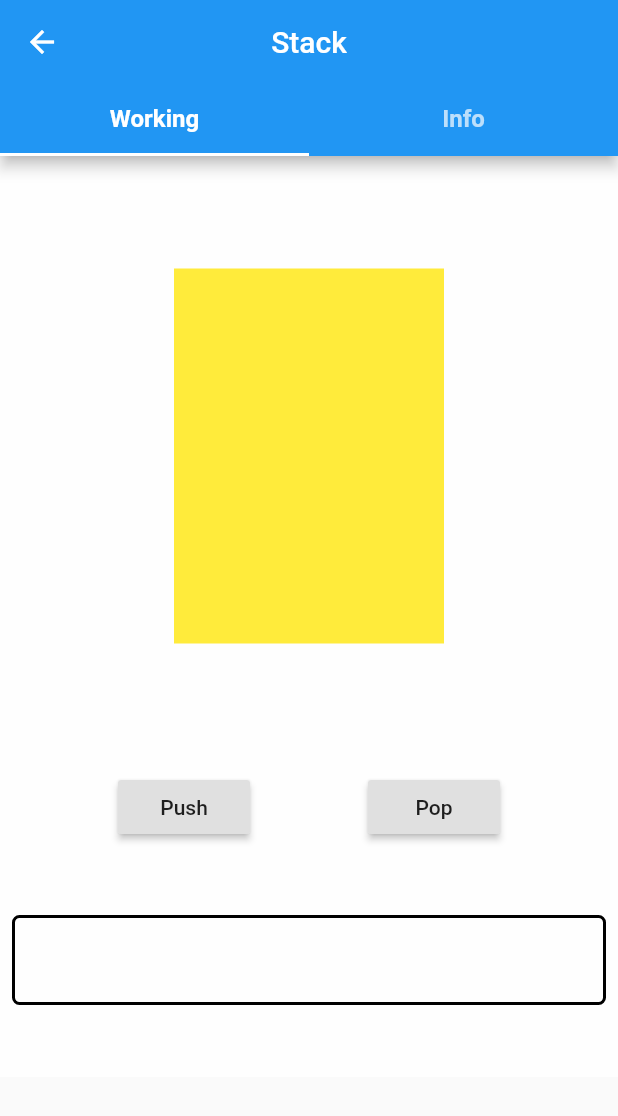
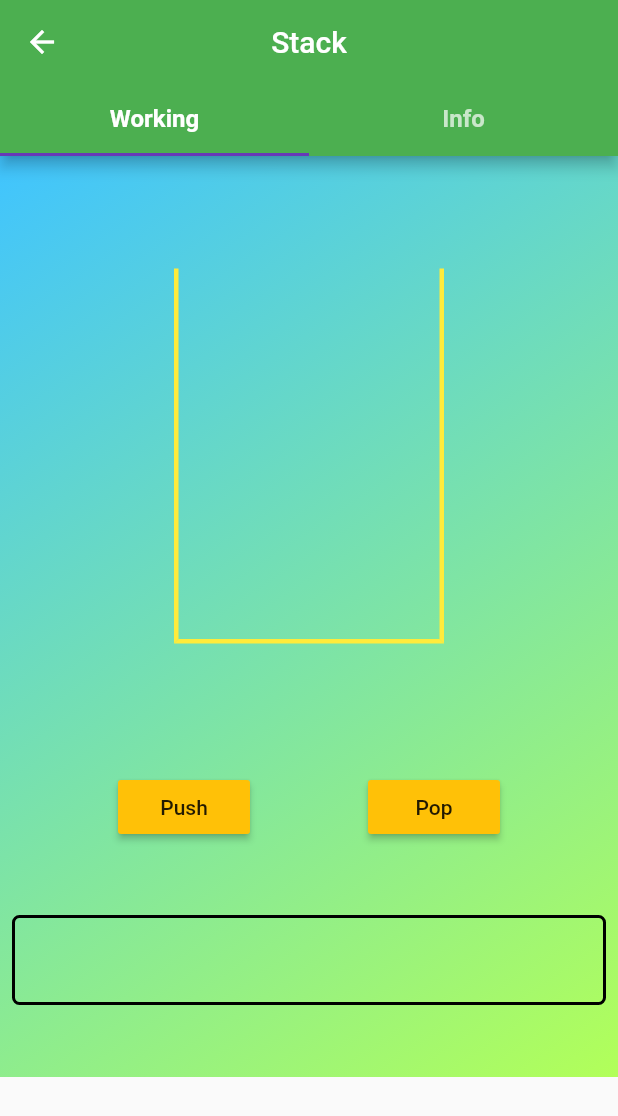
Before and after one commit to Monster-18/data_structures, a Flutter app: the StackDS screen opened by its route, on a phone screen of 412 x 824 dp. Shown: the top 1116 px of the screen. Run offline on Flutter 3.47's test engine with Material 2 defaults, Android fonts, the phone set to English and light mode, and no system bars.

Commit message:
Added some decorations

```diff
--- a/lib/data_structures/stack.dart
+++ b/lib/data_structures/stack.dart
@@ -149,7 +149,17 @@ class _StackImplementationState extends State<StackImplementation> {
   Widget build(BuildContext context) {
     return SingleChildScrollView(
       child: Container(
-        color: Colors.white70,
+        // color: Colors.white70,
+        decoration: BoxDecoration(
+            gradient: LinearGradient(
+              begin: Alignment.topLeft,
+              end: Alignment.bottomRight,
+              colors: [
+                Colors.lightBlueAccent,
+                Colors.lightGreenAccent
+              ],
+            )
+        ),
         child: Column(
           mainAxisAlignment: MainAxisAlignment.spaceEvenly,
           children: [
@@ -162,7 +172,26 @@ class _StackImplementationState extends State<StackImplementation> {
                   child: Container(
                     width: 180,
                     height: 250,
+                    // color: Colors.yellow,
+                    decoration: BoxDecoration(
+                      border: Border(
+                        left: BorderSide(
                           color: Colors.yellow,
+                          width: 3.0,
+                          style: BorderStyle.solid
+                        ),
+                        right: BorderSide(
+                            color: Colors.yellow,
+                            width: 3.0,
+                            style: BorderStyle.solid
+                        ),
+                        bottom: BorderSide(
+                            color: Colors.yellow,
+                            width: 3.0,
+                            style: BorderStyle.solid
+                        )
+                      )
+                    ),
                     child: Padding(
                       padding: const EdgeInsets.all(10.0),
                       child: Column(
@@ -203,6 +232,7 @@ class _StackImplementationState extends State<StackImplementation> {
                         setState(() {});
                       }
                     },
+                  color: Colors.amber,
                   child: Text('Push'),
                 ),
                 RaisedButton(
@@ -219,6 +249,7 @@ class _StackImplementationState extends State<StackImplementation> {
                     }
                     setState(() {});
                   },
+                  color: Colors.amber,
                   child: Text('Pop'),
                 ),
               ],
@@ -347,7 +378,18 @@ class StackInfo extends StatelessWidget {
 
   @override
   Widget build(BuildContext context) {
-    return SingleChildScrollView(
+    return Container(
+      decoration: BoxDecoration(
+          gradient: LinearGradient(
+            begin: Alignment.topLeft,
+            end: Alignment.bottomRight,
+            colors: [
+              Colors.lightBlueAccent,
+              Colors.lightGreenAccent
+            ],
+          )
+      ),
+      child: SingleChildScrollView(
         child: Container(
           child: Padding(
             padding: EdgeInsets.all(8.0),
@@ -356,6 +398,7 @@ class StackInfo extends StatelessWidget {
             ),
           ),
         ),
+      ),
     );
   }
 }
--- a/lib/home.dart
+++ b/lib/home.dart
@@ -7,7 +7,6 @@ class Home extends StatelessWidget {
       appBar: AppBar(
         title: Text('Data Structures'),
         centerTitle: true,
-        backgroundColor: Colors.green,
       ),
       body: Container(
         decoration: BoxDecoration(
@@ -16,7 +15,6 @@ class Home extends StatelessWidget {
             end: Alignment.bottomRight,
             colors: [
               Colors.lightBlueAccent,
-              // Color(0xFF7F7F),
               Colors.lightGreenAccent
             ],
           )
--- a/lib/main.dart
+++ b/lib/main.dart
@@ -19,7 +19,8 @@ class MyApp extends StatelessWidget {
     return MaterialApp(
       title: 'Data Structure',
       theme: ThemeData(
-        primarySwatch: Colors.blue,
+        primarySwatch: Colors.deepPurple,
+        appBarTheme: AppBarTheme(color: Colors.green)
       ),
       // darkTheme: ThemeData.dark(),
       // themeMode: ThemeMode.dark,
```
Also changed, not shown: lib/data_structures/linked_list.dart (+27 -3 lines), lib/data_structures/queue.dart (+40 -2 lines). Lines whose indentation alone changed are shown as unchanged.
